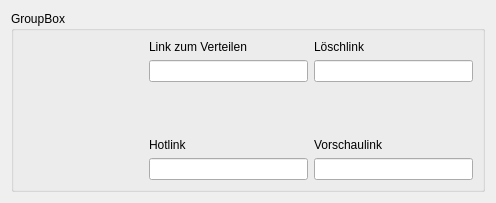
Old version of the form picup/ui_files/LinkWidget.ui in the repository Arvedui/picup.
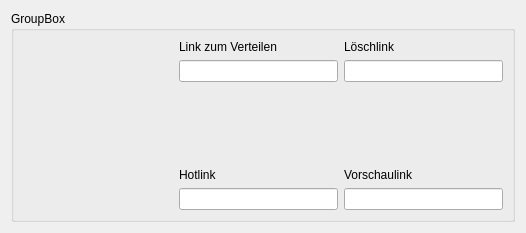
New version of the form.

Commit message: fixed problems with to long file names and adjusted thumbnail size

Diff of the .ui file:
```diff
--- a/picup/ui_files/LinkWidget.ui
+++ b/picup/ui_files/LinkWidget.ui
@@ -6,12 +6,12 @@
    <rect>
     <x>0</x>
     <y>0</y>
-    <width>484</width>
-    <height>185</height>
+    <width>514</width>
+    <height>215</height>
    </rect>
   </property>
   <property name="sizePolicy">
-   <sizepolicy hsizetype="Preferred" vsizetype="Fixed">
+   <sizepolicy hsizetype="Fixed" vsizetype="Fixed">
     <horstretch>0</horstretch>
     <verstretch>0</verstretch>
    </sizepolicy>
@@ -25,6 +25,12 @@
   <layout class="QGridLayout" name="gridLayout">
    <item row="0" column="0">
     <widget class="QGroupBox" name="groupBox">
+     <property name="sizePolicy">
+      <sizepolicy hsizetype="Fixed" vsizetype="Preferred">
+       <horstretch>0</horstretch>
+       <verstretch>0</verstretch>
+      </sizepolicy>
+     </property>
      <property name="title">
       <string>GroupBox</string>
      </property>
@@ -91,8 +97,8 @@
         </property>
         <property name="minimumSize">
          <size>
-          <width>120</width>
-          <height>120</height>
+          <width>150</width>
+          <height>150</height>
          </size>
         </property>
         <property name="text">
```
The commit also changes 1 other file.
